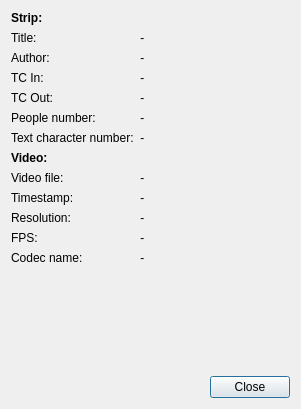
JokerSync/Joker, file app/Joker/PropertyDialog.ui: the form before one commit.
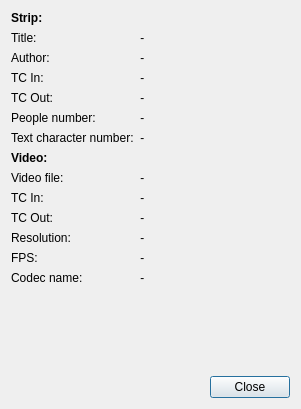
The form after the commit.

Commit message: add vide tc in/out

The edit to the form file:
```diff
--- a/app/Joker/PropertyDialog.ui
+++ b/app/Joker/PropertyDialog.ui
@@ -133,7 +133,7 @@
        </property>
       </widget>
      </item>
-     <item row="13" column="0">
+     <item row="14" column="0">
       <widget class="Line" name="line_2">
        <property name="orientation">
         <enum>Qt::Horizontal</enum>
@@ -188,12 +188,12 @@
      <item row="9" column="0">
       <widget class="QLabel" name="label_6">
        <property name="text">
-        <string>Timestamp:</string>
+        <string>TC In:</string>
        </property>
       </widget>
      </item>
      <item row="9" column="1">
-      <widget class="QLabel" name="timestampLabel">
+      <widget class="QLabel" name="videoTCInLabel">
        <property name="font">
         <font>
          <italic>true</italic>
@@ -204,14 +204,14 @@
        </property>
       </widget>
      </item>
-     <item row="10" column="0">
+     <item row="11" column="0">
       <widget class="QLabel" name="label_11">
        <property name="text">
         <string>Resolution:</string>
        </property>
       </widget>
      </item>
-     <item row="10" column="1">
+     <item row="11" column="1">
       <widget class="QLabel" name="resolutionLabel">
        <property name="font">
         <font>
@@ -223,14 +223,14 @@
        </property>
       </widget>
      </item>
-     <item row="12" column="0">
+     <item row="13" column="0">
       <widget class="QLabel" name="label_13">
        <property name="text">
         <string>Codec name:</string>
        </property>
       </widget>
      </item>
-     <item row="12" column="1">
+     <item row="13" column="1">
       <widget class="QLabel" name="codecNameLabel">
        <property name="font">
         <font>
@@ -242,14 +242,14 @@
        </property>
       </widget>
      </item>
-     <item row="11" column="0">
+     <item row="12" column="0">
       <widget class="QLabel" name="label_15">
        <property name="text">
         <string>FPS:</string>
        </property>
       </widget>
      </item>
-     <item row="11" column="1">
+     <item row="12" column="1">
       <widget class="QLabel" name="fpsLabel">
        <property name="font">
         <font>
@@ -261,6 +261,25 @@
        </property>
       </widget>
      </item>
+     <item row="10" column="0">
+      <widget class="QLabel" name="label_12">
+       <property name="text">
+        <string>TC Out:</string>
+       </property>
+      </widget>
+     </item>
+     <item row="10" column="1">
+      <widget class="QLabel" name="videoTCOutLabel">
+       <property name="font">
+        <font>
+         <italic>true</italic>
+        </font>
+       </property>
+       <property name="text">
+        <string>-</string>
+       </property>
+      </widget>
+     </item>
     </layout>
    </item>
    <item>
```
The commit also changes 1 other file.
